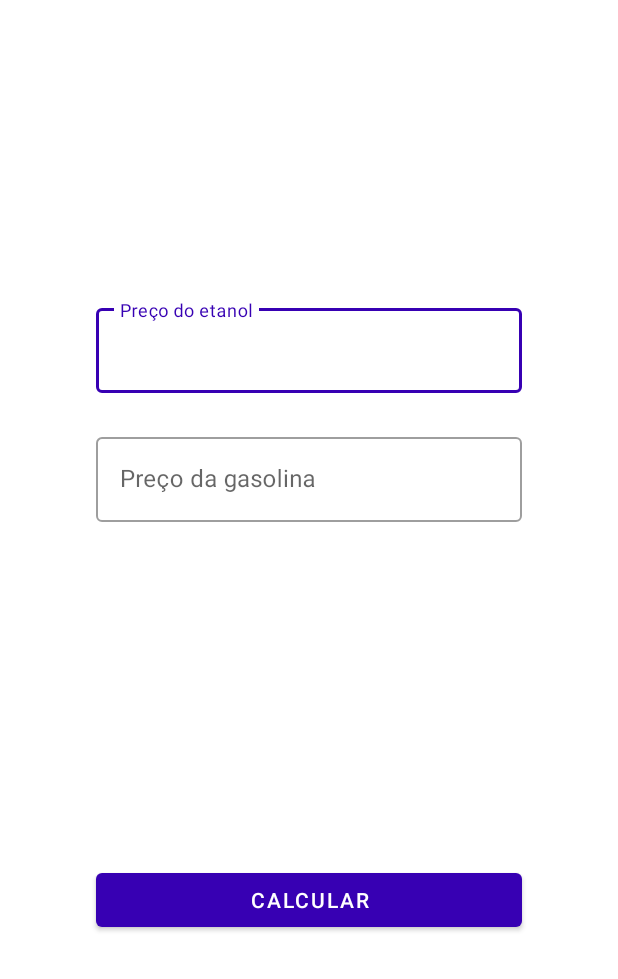
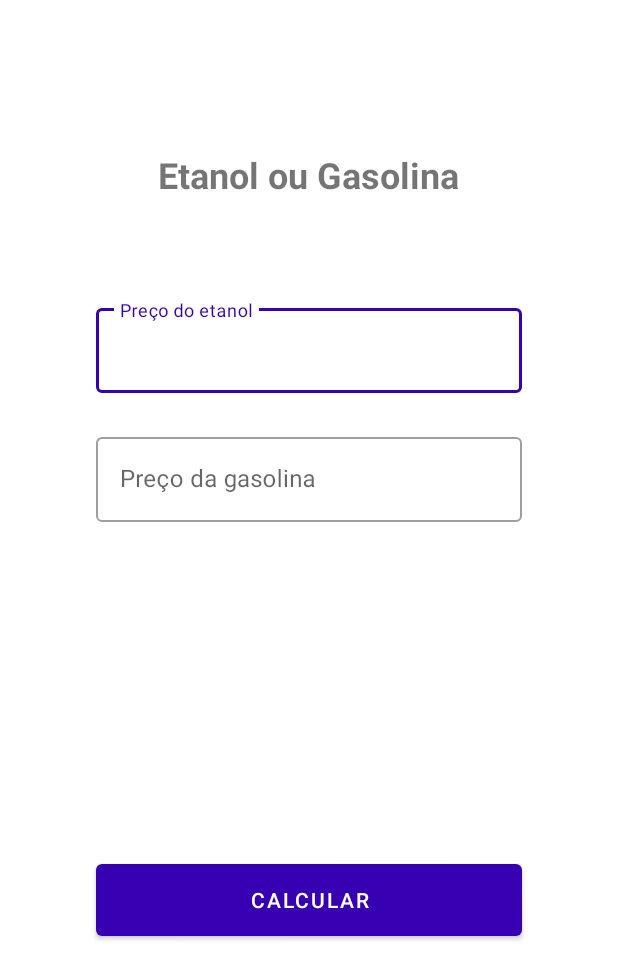
Before and after one commit to BrunoCesarAngst/etanol-ou-gasolina, an Android app: the screen it shows after launch (MainActivity), on a phone screen of 412 x 824 dp. Shown: the top 979 px of the screen. Run offline under Robolectric (Android 15) with nearby library versions, the phone set to English and light mode, and no system bars.

Commit message:
Adicionando titulo ao layout

```diff
--- a/app/src/main/res/layout/activity_main.xml
+++ b/app/src/main/res/layout/activity_main.xml
@@ -57,9 +57,24 @@
         android:layout_marginStart="64dp"
         android:layout_marginEnd="64dp"
         android:layout_marginBottom="200dp"
+        android:background="@drawable/background_gradient_btn"
+        android:backgroundTint="@color/cardview_shadow_end_color"
         android:text="@string/calcular"
         app:layout_constraintBottom_toBottomOf="parent"
         app:layout_constraintEnd_toEndOf="parent"
         app:layout_constraintStart_toStartOf="parent" />
 
+    <TextView
+        android:id="@+id/txtTitle"
+        android:layout_width="wrap_content"
+        android:layout_height="wrap_content"
+        android:layout_marginTop="100dp"
+        android:text="@string/app_name"
+        android:textSize="24sp"
+        android:textStyle="bold"
+        app:layout_constraintEnd_toEndOf="parent"
+        app:layout_constraintHorizontal_bias="0.498"
+        app:layout_constraintStart_toStartOf="parent"
+        app:layout_constraintTop_toTopOf="parent" />
+
 </androidx.constraintlayout.widget.ConstraintLayout>
```
